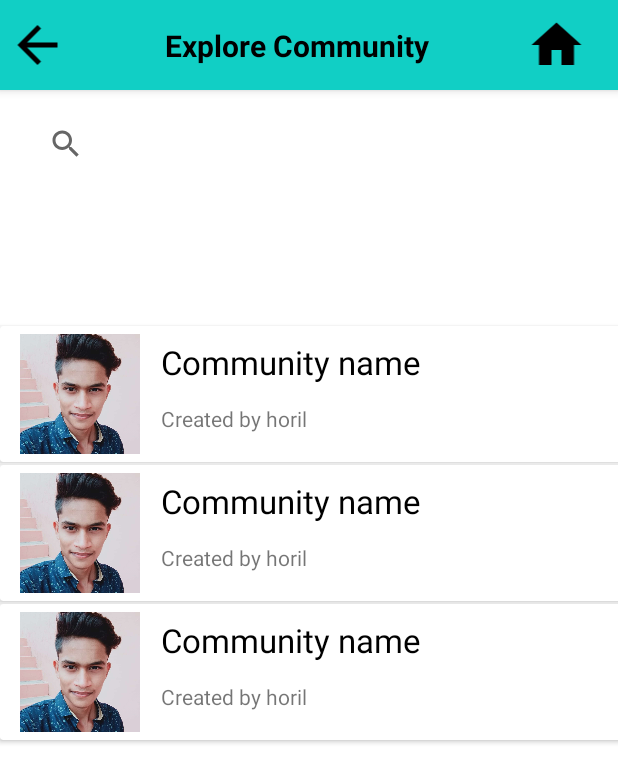
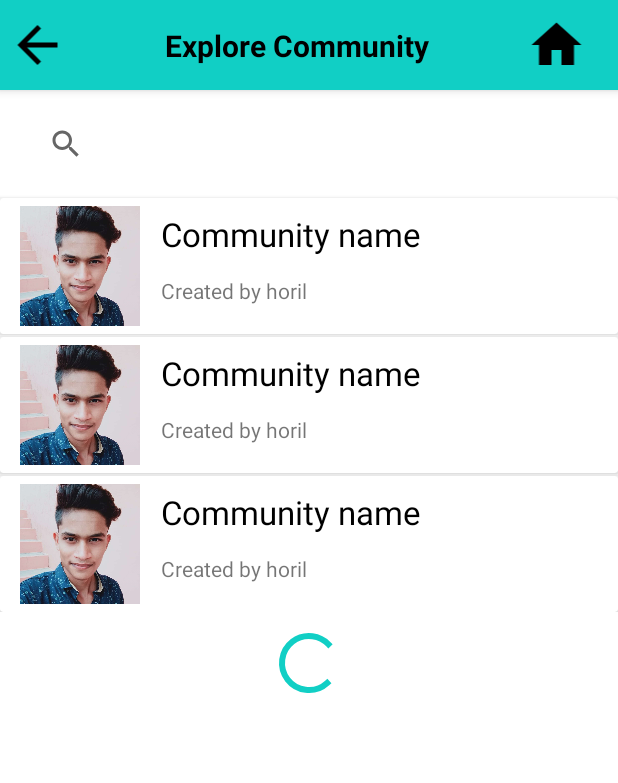
Before and after one commit to HorilPrasad/MNNIT-CONNECT_DROIDRUSH, an Android app: the layout activity_explore_community.xml on its own in the app's theme, with its tools: preview values and no code run, on a phone screen of 412 x 824 dp. Shown: the top 783 px of the screen. Run offline under Robolectric (Android 15) with nearby library versions, the phone set to English and light mode, and no system bars.

```diff
--- a/ConnectApp/app/src/main/java/com/callback/connectapp/adapter/CommentAdapter.java
+++ b/ConnectApp/app/src/main/java/com/callback/connectapp/adapter/CommentAdapter.java
@@ -18,7 +18,6 @@ import com.callback.connectapp.model.User;
 import com.callback.connectapp.retrofit.APIClient;
 import com.squareup.picasso.Picasso;
 
-import org.ocpsoft.prettytime.PrettyTime;
 
 import java.util.Date;
 import java.util.List;
@@ -52,10 +51,6 @@ public class CommentAdapter extends RecyclerView.Adapter<CommentAdapter.CommentV
         Comment comment = commentList.get(position);
 
         holder.commentText.setText(comment.getComment());
-
-
-
-
 
         holder.time.setText(comment.getTimeIn());
         holder.userImg.setOnClickListener(v->{
--- a/ConnectApp/app/src/main/java/com/callback/connectapp/fragment/ProfileFragment.java
+++ b/ConnectApp/app/src/main/java/com/callback/connectapp/fragment/ProfileFragment.java
@@ -14,6 +14,7 @@ import android.widget.TextView;
 import android.widget.Toast;
 
 import androidx.activity.result.ActivityResultLauncher;
+import androidx.cardview.widget.CardView;
 import androidx.fragment.app.Fragment;
 import androidx.recyclerview.widget.LinearLayoutManager;
 import androidx.recyclerview.widget.RecyclerView;
@@ -45,7 +46,7 @@ public class ProfileFragment extends Fragment {
     ActivityResultLauncher<String> launcher;
     ImageView profileImg;
     TextView name, email, phone, regNo, course;
-    ImageButton editProfile;
+    CardView editProfile,logoutButton,createPost;
     FirebaseStorage storage;
     ProgressDialog progressDialog;
 
@@ -86,7 +87,7 @@ public class ProfileFragment extends Fragment {
         postList_recycler = view.findViewById(R.id.profilePostRecycler);
 
 
-        postDataArrayList = new ArrayList <postData>();
+        postDataArrayList = new ArrayList <>();
 
         homePostAdapter = new HomePostAdapter(getContext(), postDataArrayList);
         postList_recycler.setLayoutManager(new LinearLayoutManager(getContext()));
--- a/ConnectApp/app/src/main/java/com/callback/connectapp/model/Comment.java
+++ b/ConnectApp/app/src/main/java/com/callback/connectapp/model/Comment.java
@@ -12,8 +12,8 @@ public class Comment {
   private String time;
   private String comment;
 
-    public Comment (String userId , String date , String comment) {
-        this.user = userId;
+    public Comment (String user , String date , String comment) {
+        this.user = user;
         this.time = date;
         this.comment = comment;
     }
@@ -25,9 +25,7 @@ public class Comment {
 
 
 
-
     public void setUser(String user) {
-
         this.user = user;
     }
 
--- /dev/null
+++ b/ConnectApp/app/src/main/res/drawable/ic_baseline_logout_24.xml
@@ -0,0 +1,5 @@
+<vector android:autoMirrored="true" android:height="24dp"
+    android:tint="#000000" android:viewportHeight="24"
+    android:viewportWidth="24" android:width="24dp" xmlns:android="http://schemas.android.com/apk/res/android">
+    <path android:fillColor="@android:color/white" android:pathData="M17,7l-1.41,1.41L18.17,11H8v2h10.17l-2.58,2.58L17,17l5,-5zM4,5h8V3H4c-1.1,0 -2,0.9 -2,2v14c0,1.1 0.9,2 2,2h8v-2H4V5z"/>
+</vector>
--- a/ConnectApp/app/src/main/res/layout/activity_explore_community.xml
+++ b/ConnectApp/app/src/main/res/layout/activity_explore_community.xml
@@ -5,6 +5,15 @@
     android:layout_width="match_parent"
     android:layout_height="match_parent"
     tools:context=".Activity.exploreCommunity">
+
+    <ProgressBar
+        android:id="@+id/explore_community_progress"
+        android:layout_width="wrap_content"
+        android:layout_height="wrap_content"
+        app:layout_constraintBottom_toBottomOf="parent"
+        app:layout_constraintEnd_toEndOf="parent"
+        app:layout_constraintStart_toStartOf="parent"
+        app:layout_constraintTop_toBottomOf="@+id/appBarLayout" />
 
     <com.google.android.material.appbar.AppBarLayout
         android:id="@+id/appBarLayout"
@@ -40,11 +49,10 @@
                 app:layout_constraintStart_toStartOf="parent"
                 app:layout_constraintTop_toTopOf="parent"
 
-
                 app:titleTextColor="#ffff" />
 
             <ImageView
-                android:id="@+id/home_btn"
+                android:id="@+id/explore_community_home_btn"
                 android:layout_width="50dp"
                 android:layout_height="40dp"
 
@@ -67,19 +75,18 @@
                 android:textColor="@color/black"
                 android:textStyle="bold"
                 app:layout_constraintBottom_toBottomOf="@+id/toolbar"
-                app:layout_constraintEnd_toStartOf="@+id/home_btn"
+                app:layout_constraintEnd_toStartOf="@+id/explore_community_home_btn"
 
-                app:layout_constraintStart_toEndOf="@+id/backBtn"
+                app:layout_constraintStart_toEndOf="@+id/explore_community_backBtn"
                 app:layout_constraintTop_toTopOf="parent" />
 
             <ImageView
-                android:id="@+id/backBtn"
+                android:id="@+id/explore_community_backBtn"
                 android:layout_width="50dp"
                 android:layout_height="40dp"
-
                 android:src="@drawable/ic_arrow_back"
                 app:layout_constraintBottom_toBottomOf="parent"
-                app:layout_constraintEnd_toStartOf="@+id/home_btn"
+                app:layout_constraintEnd_toStartOf="@+id/explore_community_home_btn"
                 app:layout_constraintHorizontal_bias="0.0"
                 app:layout_constraintStart_toStartOf="@+id/toolbar"
                 app:layout_constraintTop_toTopOf="parent" />
@@ -104,13 +111,13 @@
 
     <androidx.recyclerview.widget.RecyclerView
         android:id="@+id/community_recyclerview"
-        android:layout_width="413dp"
-        android:layout_height="523dp"
+        android:layout_width="match_parent"
+        android:layout_height="wrap_content"
         android:layout_marginTop="8dp"
-        app:layout_constraintBottom_toBottomOf="parent"
+        android:scrollbars="vertical"
         app:layout_constraintEnd_toEndOf="parent"
         app:layout_constraintStart_toStartOf="parent"
-        tools:listitem="@layout/community_list"
-        app:layout_constraintTop_toBottomOf="@+id/searchView" />
+        app:layout_constraintTop_toBottomOf="@+id/searchView"
+        tools:listitem="@layout/community_list" />
 
 </androidx.constraintlayout.widget.ConstraintLayout>
--- a/ConnectApp/app/src/main/res/layout/fragment_create_post.xml
+++ b/ConnectApp/app/src/main/res/layout/fragment_create_post.xml
@@ -121,6 +121,7 @@
         android:layout_marginTop="132dp"
         android:layout_marginRight="5dp"
         android:background="@null"
+        android:inputType="textCapSentences"
         android:gravity="start"
         android:hint="write about your post here......"
 
```
Also changed, not shown: ConnectApp/app/src/main/java/com/callback/connectapp/Activity/exploreCommunity.java (+19 -0 lines), ConnectApp/app/src/main/java/com/callback/connectapp/fragment/CommunityFragment.java (+5 -3 lines), ConnectApp/app/src/main/java/com/callback/connectapp/fragment/CreatePostFragment.java (+0 -16 lines), ConnectApp/app/src/main/res/layout/fragment_community.xml (+10 -0 lines), ConnectApp/app/src/main/res/layout/fragment_profile.xml (+66 -6 lines).
